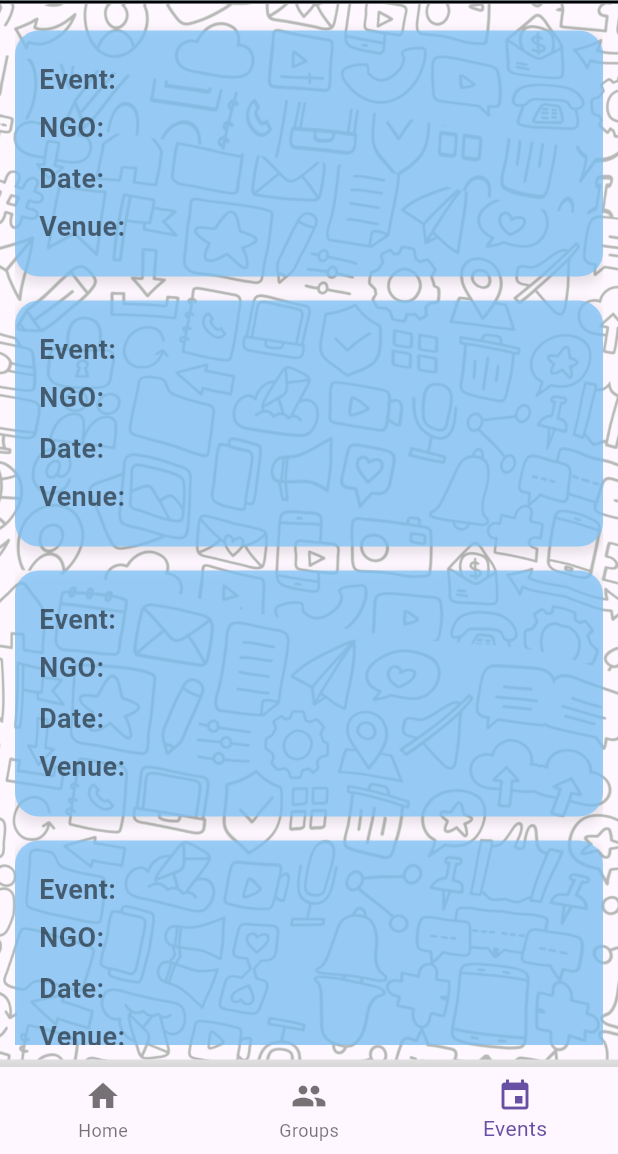
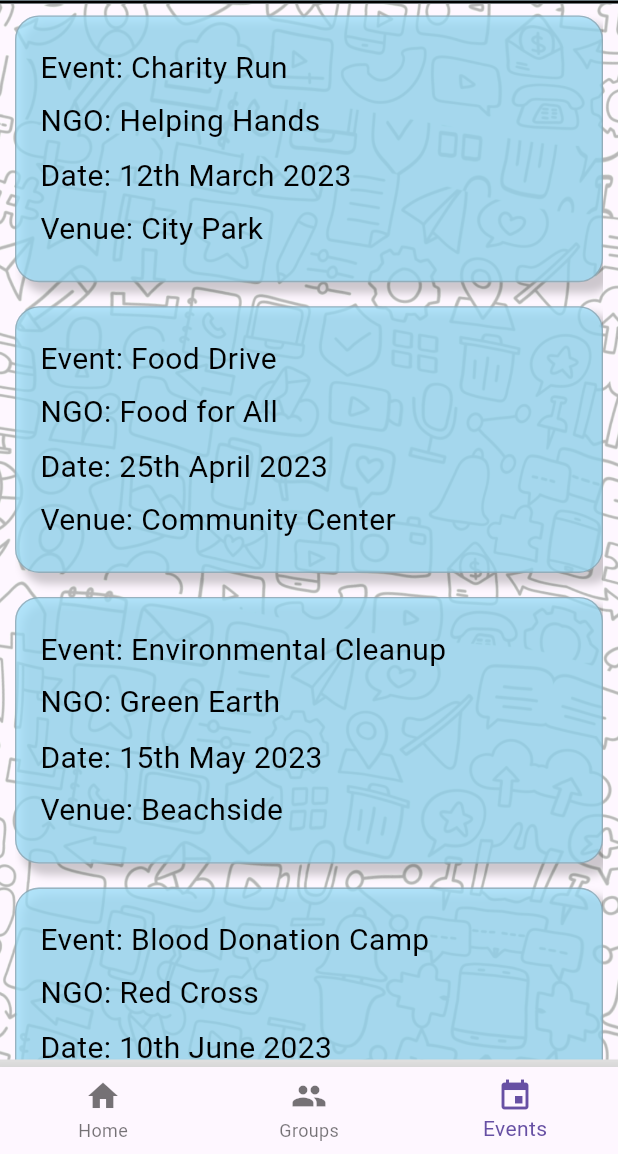
Before and after one commit to Asmitbv21/bharatsocials, a Flutter app: the screen it shows after launch, swiped to page 3, on a phone screen of 412 x 824 dp, the part 82-1236 px from its top. Run offline on Flutter 3.47's test engine with Material 3 defaults, Android fonts, the phone set to English and light mode, and no system bars; network calls fail.

Commit message:
changed text, text color, bg color and also added shadow and mild border for the rounded rectangle

```diff
--- a/lib/screens/events.dart
+++ b/lib/screens/events.dart
@@ -8,44 +8,49 @@
       body: Stack(
         children: [
           // Background image
+          // You can add your background image here if needed.
 
           // Foreground content
           Padding(
-            padding: const EdgeInsets.all(10.0),
+            padding: const EdgeInsets.only(
+              right: 10,
+              left: 10,
+              // bottom: 10,
+            ),
             child: SingleChildScrollView(
               child: Column(
                 mainAxisAlignment: MainAxisAlignment.start,
                 children: [
                   // Three elongated rectangles stacked vertically with multiple details
                   _buildRoundedRectangle(
-                    event: 'Event: ',
-                    ngo: 'NGO: ',
-                    date: 'Date: ',
-                    venue: 'Venue: ',
+                    event: 'Event: Charity Run',
+                    ngo: 'NGO: Helping Hands',
+                    date: 'Date: 12th March 2023',
+                    venue: 'Venue: City Park',
                   ),
                   _buildRoundedRectangle(
-                    event: 'Event: ',
-                    ngo: 'NGO: ',
-                    date: 'Date: ',
-                    venue: 'Venue: ',
+                    event: 'Event: Food Drive',
+                    ngo: 'NGO: Food for All',
+                    date: 'Date: 25th April 2023',
+                    venue: 'Venue: Community Center',
                   ),
                   _buildRoundedRectangle(
-                    event: 'Event:',
-                    ngo: 'NGO: ',
-                    date: 'Date: ',
-                    venue: 'Venue: ',
+                    event: 'Event: Environmental Cleanup',
+                    ngo: 'NGO: Green Earth',
+                    date: 'Date: 15th May 2023',
+                    venue: 'Venue: Beachside',
                   ),
                   _buildRoundedRectangle(
-                    event: 'Event:',
-                    ngo: 'NGO: ',
-                    date: 'Date: ',
-                    venue: 'Venue: ',
+                    event: 'Event: Blood Donation Camp',
+                    ngo: 'NGO: Red Cross',
+                    date: 'Date: 10th June 2023',
+                    venue: 'Venue: Hospital',
                   ),
                   _buildRoundedRectangle(
-                    event: 'Event: ',
-                    ngo: 'NGO: ',
-                    date: 'Date: ',
-                    venue: 'Venue: ',
+                    event: 'Event: Education Drive',
+                    ngo: 'NGO: Educate All',
+                    date: 'Date: 20th July 2023',
+                    venue: 'Venue: School',
                   ),
                 ],
               ),
@@ -68,17 +73,23 @@
           vertical: 8.0), // Increased spacing between rectangles
       width: double.infinity, // Takes full width of the parent
       decoration: BoxDecoration(
-        color: Color.fromARGB(192, 123, 194, 248), // Background color
+        color: Color.fromRGBO(152, 220, 247, 0.762), // Background color
         borderRadius: BorderRadius.circular(16.0), // Rounded corners
         boxShadow: [
           BoxShadow(
-            color: Color.fromARGB(255, 34, 13, 13)
-                .withOpacity(0.1), // Shadow color
-            spreadRadius: 2, // Spread radius
-            blurRadius: 5, // Blur radius
-            offset: Offset(0, 3), // Shadow position (x, y)
+            color:
+                Color.fromARGB(255, 8, 7, 7).withOpacity(0.2), // Shadow color
+            spreadRadius: 1, // Spread radius
+            blurRadius: 4, // Blur radius for more prominent shadow
+            offset: Offset(6, 6), // Shadow position (x, y)
           ),
         ],
+        border: Border.all(
+          // Adding a mild border
+          color: Color.fromARGB(255, 128, 131, 136)
+              .withOpacity(0.5), // Border color with opacity
+          width: 0.9, // Border width
+        ),
       ),
       child: Padding(
         padding: const EdgeInsets.symmetric(
@@ -91,9 +102,9 @@
               event,
               style: TextStyle(
                 fontSize:
-                    18.0, // Slightly larger text size for better readability
-                fontWeight: FontWeight.bold,
-                color: Colors.black54,
+                    20.0, // Slightly larger text size for better readability
+                fontWeight: FontWeight.normal,
+                color: Color.fromARGB(255, 0, 0, 0),
               ),
             ),
             SizedBox(height: 6.0), // Increased spacing between text
@@ -101,9 +112,9 @@
               ngo,
               style: TextStyle(
                 fontSize:
-                    18.0, // Slightly larger text size for better readability
-                fontWeight: FontWeight.bold,
-                color: Colors.black54,
+                    20.0, // Slightly larger text size for better readability
+                fontWeight: FontWeight.normal,
+                color: Color.fromARGB(255, 0, 0, 0),
               ),
             ),
             SizedBox(height: 8.0), // Increased spacing between text
@@ -111,9 +122,9 @@
               date,
               style: TextStyle(
                 fontSize:
-                    18.0, // Slightly larger text size for better readability
-                fontWeight: FontWeight.bold,
-                color: Colors.black54,
+                    20.0, // Slightly larger text size for better readability
+                fontWeight: FontWeight.normal,
+                color: Color.fromARGB(255, 0, 0, 0),
               ),
             ),
             SizedBox(height: 6.0), // Increased spacing between text
@@ -121,9 +132,9 @@
               venue,
               style: TextStyle(
                 fontSize:
-                    18.0, // Slightly larger text size for better readability
-                fontWeight: FontWeight.bold,
-                color: Colors.black54,
+                    20.0, // Slightly larger text size for better readability
+                fontWeight: FontWeight.normal,
+                color: Color.fromARGB(255, 0, 0, 0),
               ),
             ),
           ],
@@ -132,7 +143,3 @@
     );
   }
 }
-
-void main() => runApp(MaterialApp(
-      home: EventsScreen(),
-    ));
--- a/lib/screens/ngoProfile.dart
+++ b/lib/screens/ngoProfile.dart
@@ -30,7 +30,7 @@
             Navigator.pop(context);
           },
         ),
-        backgroundColor: Color.fromARGB(255, 125, 217, 239),
+        backgroundColor: Color(0xFFCDEBF7),
         elevation: 0,
       ),
       body: SingleChildScrollView(
```
